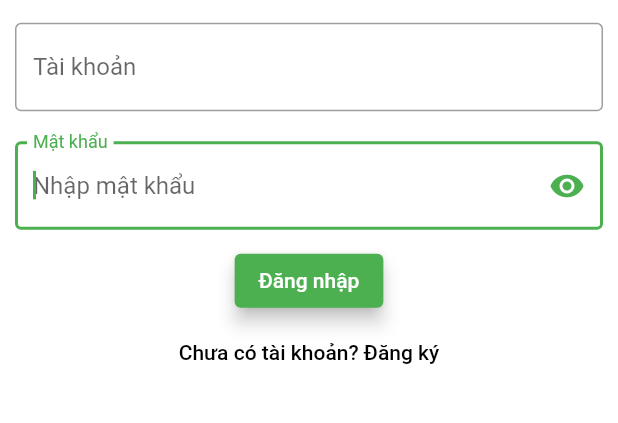
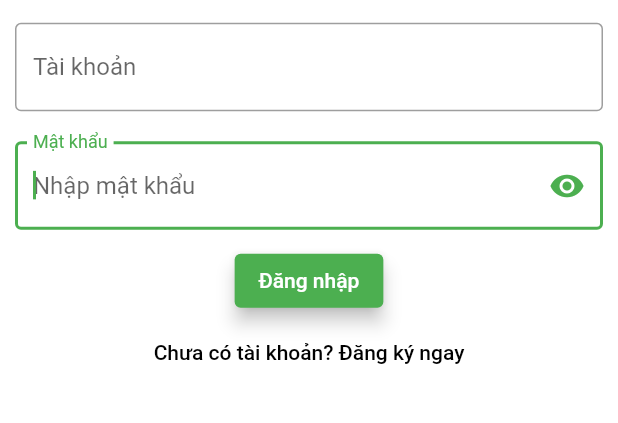
Before and after one commit to TranCongLiem/ALS_FE_CapstoneUI, a Flutter app: the screen it shows after launch, on a phone screen of 412 x 824 dp, the part 404-827 px from its top. Run offline on Flutter 3.47's test engine with Material 2 defaults, Android fonts, the phone set to English and light mode, and no system bars.

Commit message:
Test change

```diff
--- a/lib/Login/login_screen.dart
+++ b/lib/Login/login_screen.dart
@@ -78,7 +78,7 @@ class _LoginScreenState extends State<LoginScreen> {
                     onPressed: (){
                       Navigator.push(context, MaterialPageRoute(builder: (context) => Register()));
                     } ,
-                    child: Text('Chưa có tài khoản? Đăng ký'),
+                    child: Text('Chưa có tài khoản? Đăng ký ngay'),
                     style: ButtonStyle(
                       foregroundColor: MaterialStateProperty.all<Color>(Colors.black),
 
```
